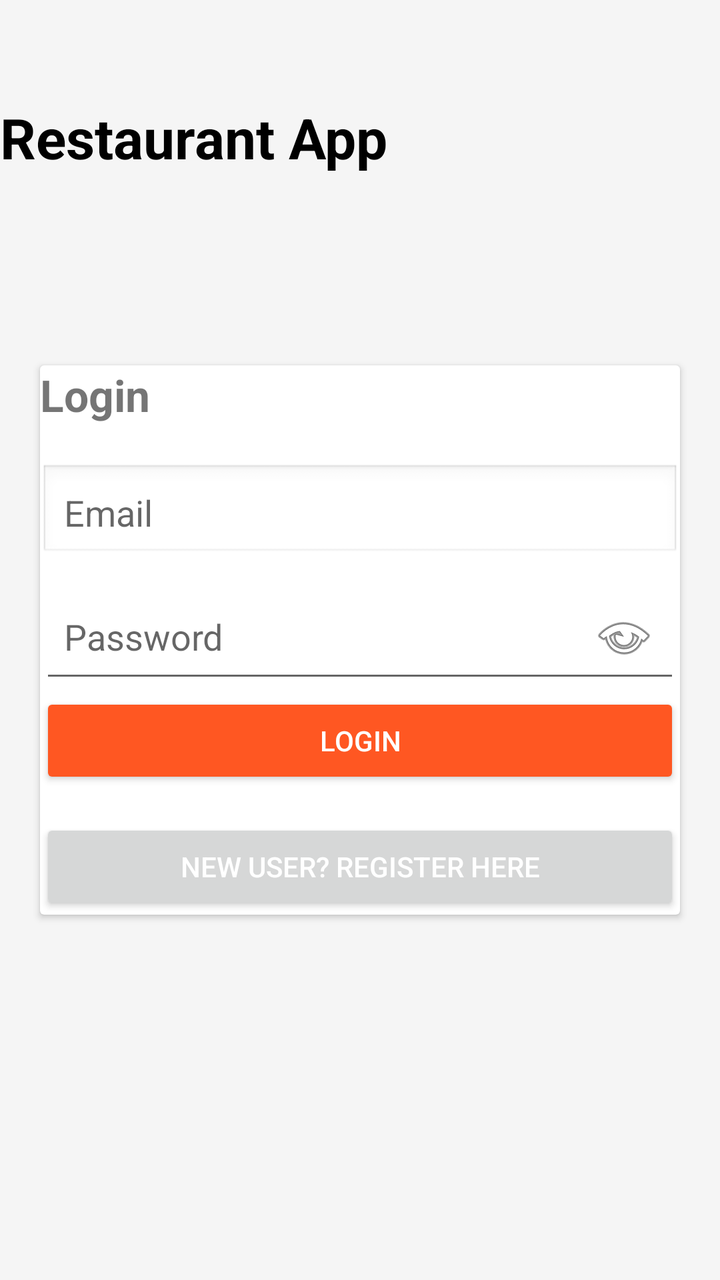
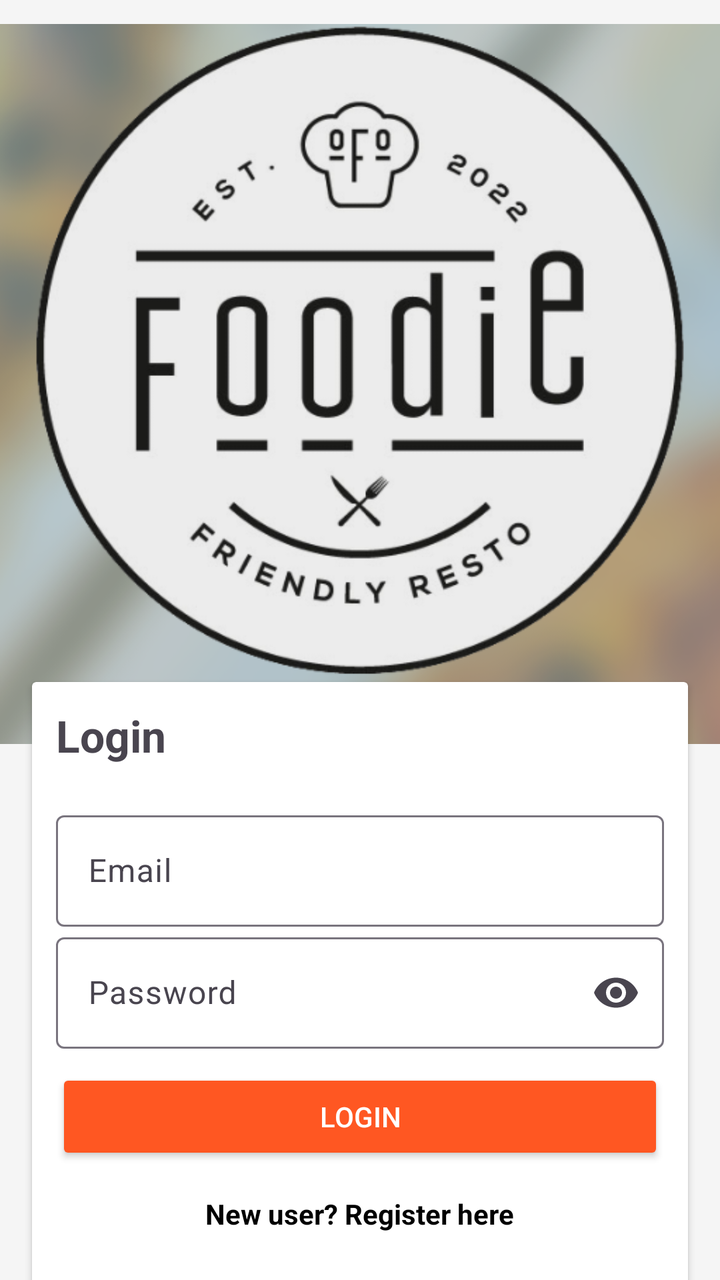

Before-and-after screenshots of an Android layout around one commit, followed by the original layout XML and the change that was made.
<!-- AndroidManifest.xml: fallback theme Theme.MaterialComponents.DayNight.NoActionBar -->
<!-- res/layout/activity_login.xml -->
<?xml version="1.0" encoding="utf-8"?>
<RelativeLayout xmlns:android="http://schemas.android.com/apk/res/android"
    android:layout_width="match_parent"
    android:layout_height="match_parent"
    android:background="#F5F5F5">

    

    <TextView
        android:id="@+id/title"
        android:layout_width="match_parent"
        android:layout_height="wrap_content"
        android:layout_alignParentTop="true"
        android:layout_centerHorizontal="true"
        android:layout_marginTop="50dp"
        android:text="Restaurant App"
        android:textColor="#000000"
        android:textSize="28sp"
        android:textStyle="bold" />

    
    <androidx.cardview.widget.CardView
        android:layout_width="match_parent"
        android:layout_height="wrap_content"
        android:layout_margin="20dp"
        android:layout_centerInParent="true"
        android:elevation="8dp"
        android:padding="20dp">

        <LinearLayout
            android:orientation="vertical"
            android:layout_width="match_parent"
            android:layout_height="wrap_content">

            
            <TextView
                android:text="Login"
                android:textSize="22sp"
                android:textStyle="bold"
                android:layout_height="wrap_content"
                android:layout_width="match_parent"
                android:layout_marginBottom="20dp"/>

            
            <EditText
                android:id="@+id/email"
                android:hint="Email"
                android:padding="12dp"
                android:background="@android:drawable/edit_text"
                android:layout_width="match_parent"
                android:layout_height="wrap_content"
                android:layout_marginBottom="10dp"/>

            
            <EditText
                android:id="@+id/password"
                android:hint="Password"
                android:inputType="textPassword"
                android:drawableEnd="@android:drawable/ic_menu_view"
                android:padding="12dp"
                android:layout_width="match_parent"
                android:layout_height="wrap_content"/>

            
            <Button
                android:id="@+id/loginBtn"
                android:text="Login"
                android:textColor="#FFFFFF"
                android:backgroundTint="#FF5722"
                android:layout_width="match_parent"
                android:layout_height="wrap_content"/>

            
            <Button
                android:id="@+id/goRegister"
                android:text="New user? Register here"
                android:textColor="#FFFFFF"
                android:gravity="center"
                android:layout_height="wrap_content"
                android:layout_width="match_parent"
                android:layout_marginTop="15dp"/>

        </LinearLayout>

    </androidx.cardview.widget.CardView>

</RelativeLayout>
<!-- resources referenced by this layout -->
<resources>

</resources>

<!-- the commit's change to res/layout/activity_login.xml (unified diff, before → after) -->
@@ -1,87 +1,103 @@
 <?xml version="1.0" encoding="utf-8"?>
-<RelativeLayout xmlns:android="http://schemas.android.com/apk/res/android"
+<androidx.constraintlayout.widget.ConstraintLayout
+    xmlns:android="http://schemas.android.com/apk/res/android"
+    xmlns:app="http://schemas.android.com/apk/res-auto"
     android:layout_width="match_parent"
     android:layout_height="match_parent"
     android:background="#F5F5F5">
 
-    
 
-    <TextView
-        android:id="@+id/title"
-        android:layout_width="match_parent"
+    <ImageView
+        android:id="@+id/topImage"
+        android:layout_width="0dp"
+        android:layout_height="0dp"
+        android:scaleType="fitCenter"
+        android:src="@drawable/foodie2"
+
+        app:layout_constraintEnd_toEndOf="parent"
+        app:layout_constraintHeight_percent="0.6"
+        app:layout_constraintHorizontal_bias="0.0"
+        app:layout_constraintStart_toStartOf="parent"
+        app:layout_constraintTop_toTopOf="parent" />
+
+    <androidx.cardview.widget.CardView
+        android:id="@+id/cardView"
+        android:layout_width="0dp"
         android:layout_height="wrap_content"
-        android:layout_alignParentTop="true"
-        android:layout_centerHorizontal="true"
-        android:layout_marginTop="50dp"
-        android:text="Restaurant App"
-        android:textColor="#000000"
-        android:textSize="28sp"
-        android:textStyle="bold" />
-
-    
-    <androidx.cardview.widget.CardView
-        android:layout_width="match_parent"
-        android:layout_height="wrap_content"
-        android:layout_margin="20dp"
-        android:layout_centerInParent="true"
+        android:layout_margin="16dp"
         android:elevation="8dp"
-        android:padding="20dp">
+        app:layout_constraintTop_toBottomOf="@id/topImage"
+        app:layout_constraintBottom_toBottomOf="parent"
+        app:layout_constraintStart_toStartOf="parent"
+        app:layout_constraintEnd_toEndOf="parent">
 
         <LinearLayout
+            android:layout_width="match_parent"
+            android:layout_height="342dp"
             android:orientation="vertical"
-            android:layout_width="match_parent"
-            android:layout_height="wrap_content">
+            android:padding="12dp">
 
             
             <TextView
+                android:layout_width="match_parent"
+                android:layout_height="wrap_content"
+                android:layout_marginBottom="20dp"
                 android:text="Login"
                 android:textSize="22sp"
-                android:textStyle="bold"
-                android:layout_height="wrap_content"
-                android:layout_width="match_parent"
-                android:layout_marginBottom="20dp"/>
+                android:textStyle="bold" />
 
             
-            <EditText
-                android:id="@+id/email"
-                android:hint="Email"
-                android:padding="12dp"
-                android:background="@android:drawable/edit_text"
+            <com.google.android.material.textfield.TextInputLayout
+                android:layout_width="match_parent"
+                android:layout_height="wrap_content">
+
+                <com.google.android.material.textfield.TextInputEditText
+                    android:id="@+id/email"
+                    android:layout_width="match_parent"
+                    android:layout_height="wrap_content"
+                    android:hint="Email"/>
+            </com.google.android.material.textfield.TextInputLayout>
+
+            
+            <com.google.android.material.textfield.TextInputLayout
                 android:layout_width="match_parent"
                 android:layout_height="wrap_content"
-                android:layout_marginBottom="10dp"/>
+                app:endIconMode="password_toggle">
 
+                <com.google.android.material.textfield.TextInputEditText
+                    android:id="@+id/password"
+                    android:layout_width="match_parent"
+                    android:layout_height="wrap_content"
+                    android:hint="Password"
+                    android:inputType="textPassword"/>
+
+            </com.google.android.material.textfield.TextInputLayout>
             
-            <EditText
-                android:id="@+id/password"
-                android:hint="Password"
-                android:inputType="textPassword"
-                android:drawableEnd="@android:drawable/ic_menu_view"
-                android:padding="12dp"
-                android:layout_width="match_parent"
-                android:layout_height="wrap_content"/>
 
-            
             <Button
                 android:id="@+id/loginBtn"
+                android:layout_width="match_parent"
+                android:layout_height="wrap_content"
+                android:layout_marginTop="10dp"
+                android:backgroundTint="#FF5722"
                 android:text="Login"
-                android:textColor="#FFFFFF"
-                android:backgroundTint="#FF5722"
-                android:layout_width="match_parent"
-                android:layout_height="wrap_content"/>
+                android:textColor="#FFFFFF" />
 
-            
-            <Button
+            <TextView
                 android:id="@+id/goRegister"
+                android:layout_width="wrap_content"
+                android:layout_height="wrap_content"
+                android:layout_gravity="center"
+                android:layout_marginTop="15dp"
+                android:clickable="true"
+                android:focusable="true"
                 android:text="New user? Register here"
-                android:textColor="#FFFFFF"
-                android:gravity="center"
-                android:layout_height="wrap_content"
-                android:layout_width="match_parent"
-                android:layout_marginTop="15dp"/>
+                android:textColor="#000000"
+                android:textSize="14sp"
+                android:textStyle="bold" />
 
         </LinearLayout>
 
     </androidx.cardview.widget.CardView>
 
-</RelativeLayout>
+</androidx.constraintlayout.widget.ConstraintLayout>
<!-- resource entries referenced after the edit -->
@@ -1,5 +1,10 @@
 <!-- resources referenced by this layout -->
 <resources>
-
+  <!-- drawable foodie2: png bitmap (drawable, 122674 bytes) -->
+  <style name="Theme.HotelApp" parent="Base.Theme.HotelApp" />
+  <style name="Base.Theme.HotelApp" parent="Theme.Material3.DayNight.NoActionBar">
+          
+          
+      </style>
 </resources>
 
